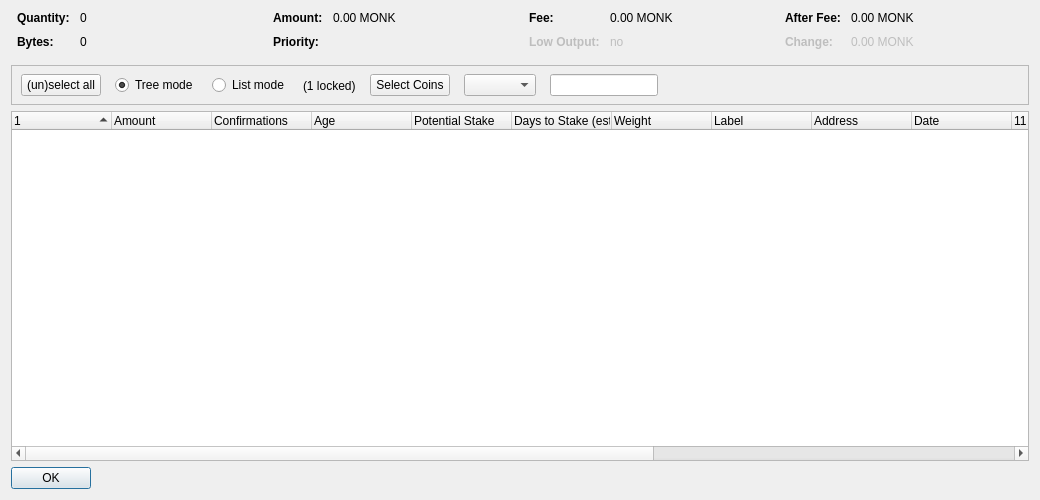
Above: src/qt/forms/coincontroldialog.ui from Hi368768/Monkey before the change. Below: the same form after it.
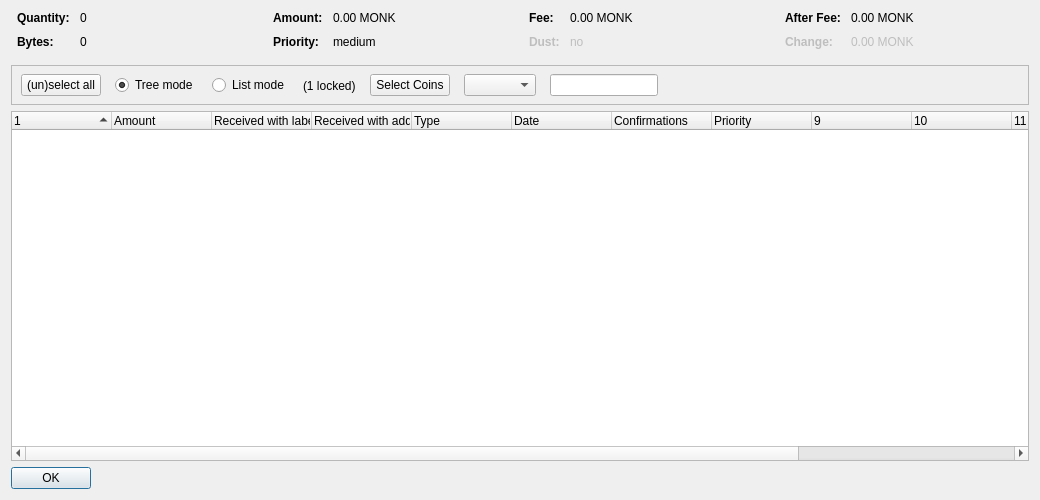
That is the form after the change. Custom widgets are drawn as their Qt base class.

Commit message: removed coin/net weight, coin control overhaul, min fee fix

The edit to the form file:
```diff
--- a/src/qt/forms/coincontroldialog.ui
+++ b/src/qt/forms/coincontroldialog.ui
@@ -149,7 +149,7 @@
           <enum>Qt::ActionsContextMenu</enum>
          </property>
          <property name="text">
-          <string/>
+          <string>medium</string>
          </property>
          <property name="textInteractionFlags">
           <set>Qt::LinksAccessibleByMouse|Qt::TextSelectableByKeyboard|Qt::TextSelectableByMouse</set>
@@ -203,11 +203,14 @@
          <property name="enabled">
           <bool>false</bool>
          </property>
-         <property name="styleSheet">
-          <string notr="true">font-weight:bold;</string>
+         <property name="font">
+          <font>
+           <weight>75</weight>
+           <bold>true</bold>
+          </font>
          </property>
          <property name="text">
-          <string>Low Output:</string>
+          <string>Dust:</string>
          </property>
         </widget>
        </item>
@@ -439,7 +442,7 @@
       <bool>false</bool>
      </property>
      <property name="columnCount">
-      <number>16</number>
+      <number>13</number>
      </property>
      <attribute name="headerShowSortIndicator" stdset="0">
       <bool>true</bool>
@@ -459,7 +462,7 @@
      </column>
      <column>
       <property name="text">
-      <string>Confirmations</string>
+       <string>Received with label</string>
       </property>
       <property name="toolTip">
       <string>Confirmed</string>
@@ -467,47 +470,25 @@
      </column>
      <column>
       <property name="text">
-       <string>Age</string> /** age **/
+       <string>Received with address</string>
       </property>
      </column>
-	   <column>
-      <property name="text">
-       <string>Potential Stake</string>
-      </property>
-     </column>
-  	 <column>
-      <property name="text">
-      <string>Days to Stake (est.)</string>
-      </property>
-     </column>
      <column>
       <property name="text">
-       <string>Weight</string>
+	<string>Type</string>
       </property>
      </column>
      <column>
-      <property name="text">
-       <string>Label</string>
-      </property>
-      </column>
-     <column>
-      <property name="text">
-      <string>Address</string>
-      </property>
-     </column>
-     <column>
-      <property name="text">
+      <property name="text">	 
        <string>Date</string>
       </property>
      </column>
      <column>
       <property name="text">
-       <string/>
+       <string>Confirmations</string>
       </property>
-     </column>
-     <column>
-      <property name="text">
-       <string/>
+      <property name="toolTip">
+       <string>Confirmed</string>
       </property>
      </column>
      <column>
@@ -520,12 +501,22 @@
        <string/>
       </property>
      </column>
-	 <column>
+     <column>
       <property name="text">
        <string/>
       </property>
      </column>
-	 <column>
+     <column>
+      <property name="text">
+       <string/>
+      </property>
+     </column>
+     <column>
+      <property name="text">
+       <string/>
+      </property>
+     </column>
+     <column>
       <property name="text">
        <string/>
       </property>
```
Left out of the diff: 54 changed lines with no effect on the pictures. The commit also changes 12 other files.
